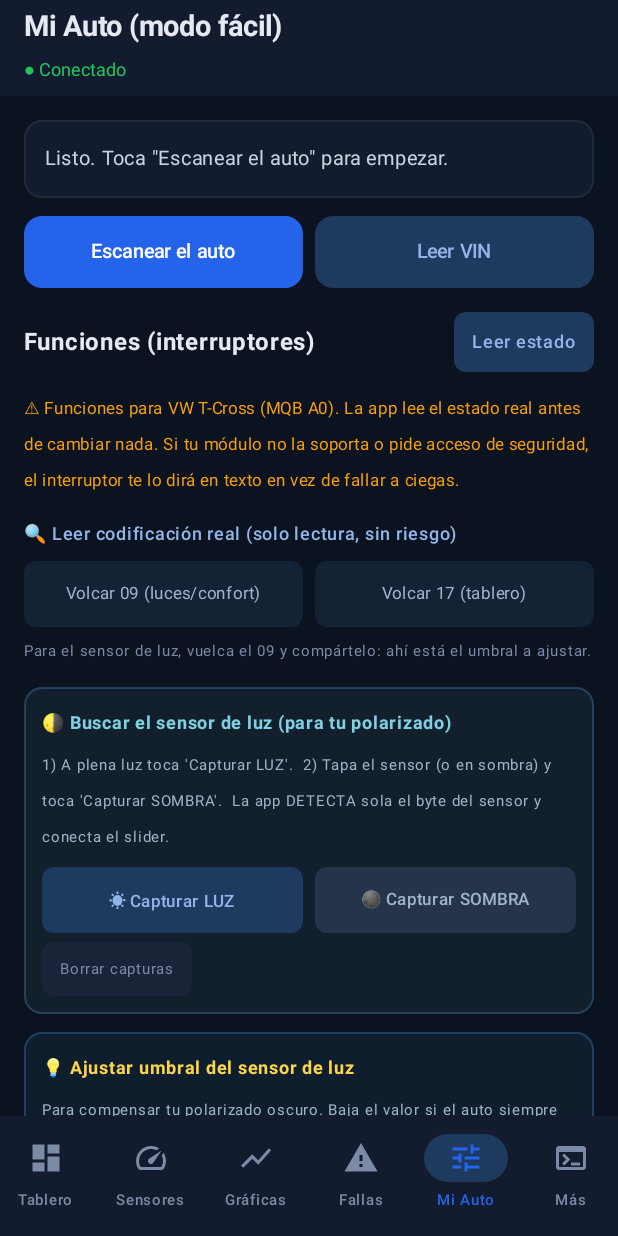
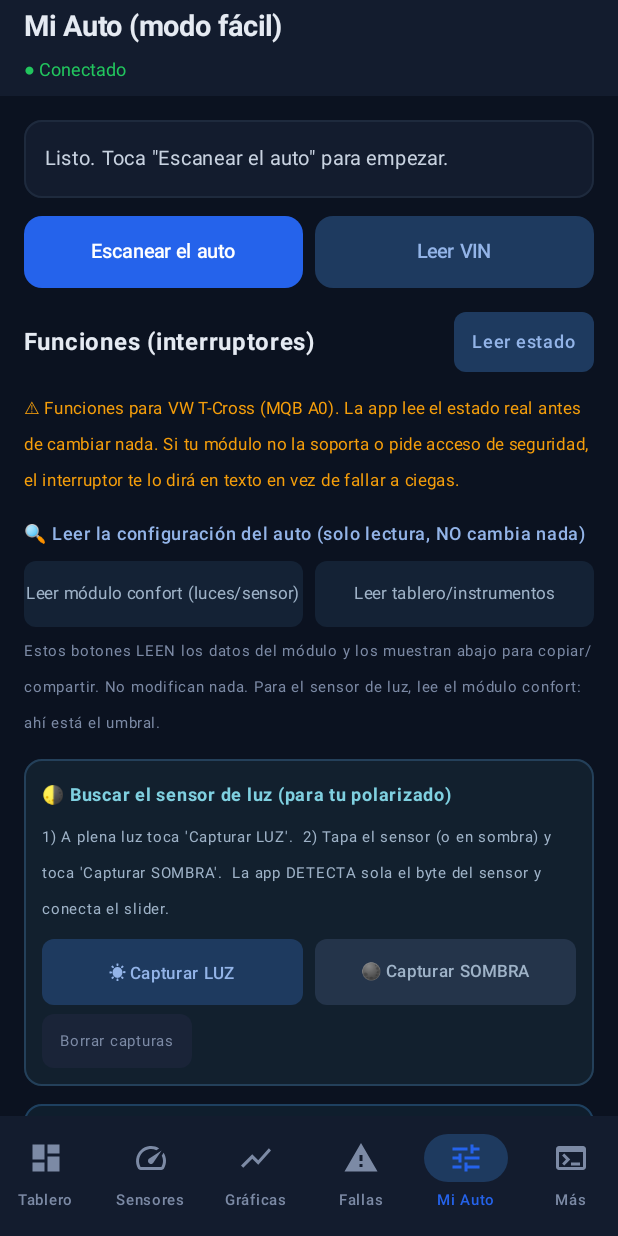
Before and after one commit to jarmzcomz/OBD2, an Android app built with Jetpack Compose: the HomeScreen screen opened through its navigation route, item 5 of the bottom bar chosen, on a phone screen of 412 x 824 dp. Run offline under Robolectric (Android 15) with nearby library versions, the phone set to English and light mode, and no system bars.

```diff
--- a/auto-diag-suite/android/app/build.gradle.kts
+++ b/auto-diag-suite/android/app/build.gradle.kts
@@ -12,8 +12,8 @@ android {
         applicationId = "com.autodiag"
         minSdk = 26
         targetSdk = 35
-        versionCode = 3
-        versionName = "2.1-pro"
+        versionCode = 4
+        versionName = "2.2-pro"
 
         testInstrumentationRunner = "androidx.test.runner.AndroidJUnitRunner"
         vectorDrawables {
--- a/auto-diag-suite/android/app/src/main/java/com/autodiag/ui/HomeScreen.kt
+++ b/auto-diag-suite/android/app/src/main/java/com/autodiag/ui/HomeScreen.kt
@@ -487,7 +487,7 @@ private fun VagTab(vm: VagViewModel) {
         // Volcado de codificación (solo lectura) para mapear con datos reales.
         item {
             Column(modifier = Modifier.fillMaxWidth()) {
-                Text("🔍 Leer codificación real (solo lectura, sin riesgo)", color = Color(0xFF93B4E8),
+                Text("🔍 Leer la configuración del auto (solo lectura, NO cambia nada)", color = Color(0xFF93B4E8),
                     fontSize = 12.sp, fontWeight = FontWeight.SemiBold)
                 Spacer(modifier = Modifier.height(6.dp))
                 Row(horizontalArrangement = Arrangement.spacedBy(8.dp), modifier = Modifier.fillMaxWidth()) {
@@ -495,15 +495,16 @@ private fun VagTab(vm: VagViewModel) {
                         modifier = Modifier.weight(1f).background(Color(0xFF142235), RoundedCornerShape(8.dp))
                             .clickable(enabled = !busy) { vm.dumpCoding("09") }.padding(vertical = 10.dp),
                         contentAlignment = Alignment.Center
-                    ) { Text("Volcar 09 (luces/confort)", color = Color(0xFF9FB3C8), fontSize = 11.sp) }
+                    ) { Text("Leer módulo confort (luces/sensor)", color = Color(0xFF9FB3C8), fontSize = 11.sp) }
                     Box(
                         modifier = Modifier.weight(1f).background(Color(0xFF142235), RoundedCornerShape(8.dp))
                             .clickable(enabled = !busy) { vm.dumpCoding("17") }.padding(vertical = 10.dp),
                         contentAlignment = Alignment.Center
-                    ) { Text("Volcar 17 (tablero)", color = Color(0xFF9FB3C8), fontSize = 11.sp) }
+                    ) { Text("Leer tablero/instrumentos", color = Color(0xFF9FB3C8), fontSize = 11.sp) }
                 }
                 Spacer(modifier = Modifier.height(4.dp))
-                Text("Para el sensor de luz, vuelca el 09 y compártelo: ahí está el umbral a ajustar.",
+                Text("Estos botones LEEN los datos del módulo y los muestran abajo para copiar/compartir. " +
+                    "No modifican nada. Para el sensor de luz, lee el módulo confort: ahí está el umbral.",
                     color = Color(0xFF7C8AA5), fontSize = 10.sp)
             }
         }
```
Also changed, not shown: auto-diag-suite/android/app/src/main/java/com/autodiag/viewmodel/VagViewModel.kt (+20 -3 lines).
